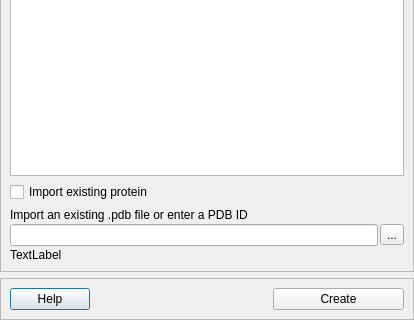
This is pyssa/gui/ui/forms/create_project_view.ui in urban233/PySSA as Qt 5 draws it before an edit; both pictures show x 0 to 414 and y 328 to 648 of the 414 by 648 pixel window. The edited form follows.
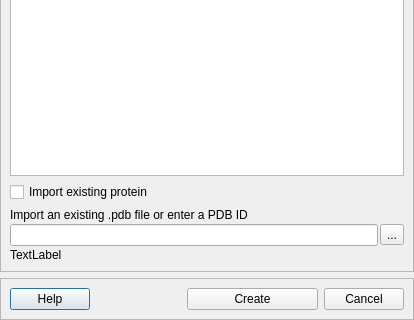
This is the edited form.

Commit message: add: cancel buttons to all dialog windows

The edit to the form file:
```diff
--- a/pyssa/gui/ui/forms/create_project_view.ui
+++ b/pyssa/gui/ui/forms/create_project_view.ui
@@ -174,6 +174,13 @@
           </property>
          </widget>
         </item>
+        <item>
+         <widget class="QPushButton" name="btn_cancel">
+          <property name="text">
+           <string>Cancel</string>
+          </property>
+         </widget>
+        </item>
        </layout>
       </item>
      </layout>
```
The commit also changes 57 other files.
